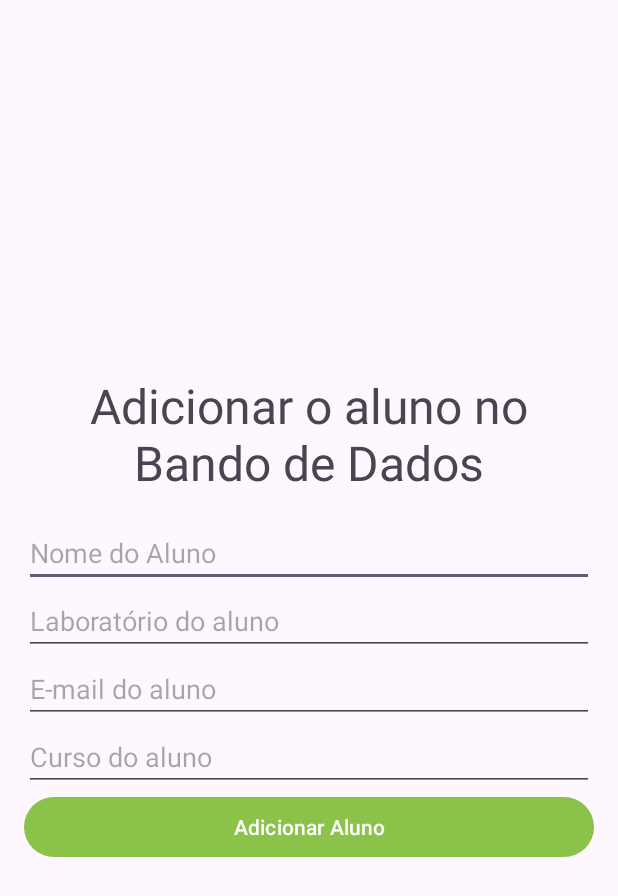
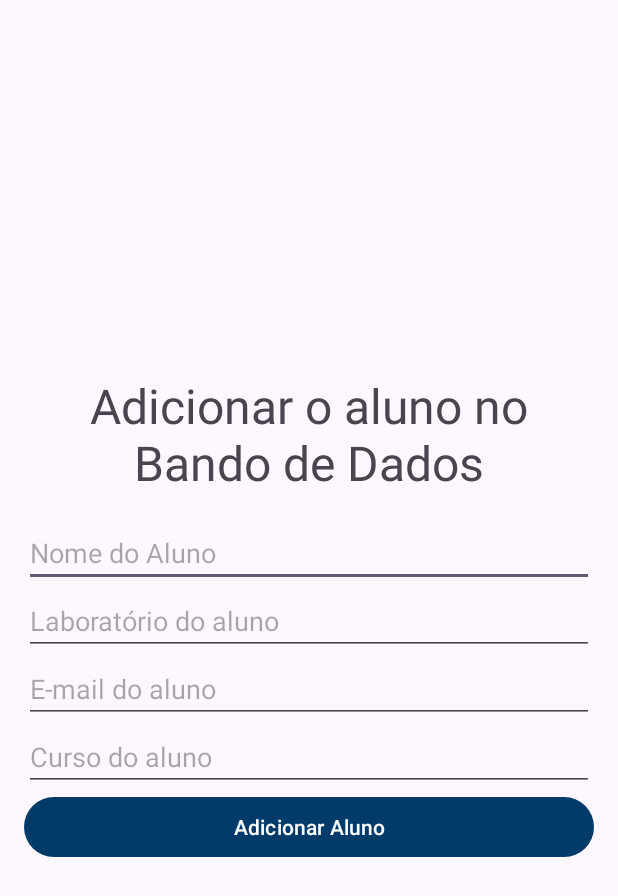
Before and after one commit to LourdesOshiroIgarashi/programacao-para-dispositivos-moveis, an Android app: the AdicionarAluno screen opened directly, with no data from a screen before it, on a phone screen of 412 x 824 dp. Shown: the top 896 px of the screen. Run offline under Robolectric (Android 15) with nearby library versions, the phone set to English and light mode, and no system bars; our stand-ins replace Firebase (no records; nobody signed in at launch, a user with empty details on screens opened directly).

Commit message:
adiciona strings

```diff
--- a/app/src/main/res/drawable/add_aluno.xml
+++ b/app/src/main/res/drawable/add_aluno.xml
@@ -1,4 +1,4 @@
-<vector android:height="24dp" android:tint="#000000"
+<vector android:height="24dp" android:tint="@color/all_black"
     android:viewportHeight="24" android:viewportWidth="24"
     android:width="24dp" xmlns:android="http://schemas.android.com/apk/res/android">
     <path android:fillColor="@android:color/white" android:pathData="M15,12c2.21,0 4,-1.79 4,-4s-1.79,-4 -4,-4 -4,1.79 -4,4 1.79,4 4,4zM6,10L6,7L4,7v3L1,10v2h3v3h2v-3h3v-2L6,10zM15,14c-2.67,0 -8,1.34 -8,4v2h16v-2c0,-2.66 -5.33,-4 -8,-4z"/>
--- a/app/src/main/res/drawable/baseline_logout_24.xml
+++ b/app/src/main/res/drawable/baseline_logout_24.xml
@@ -1,5 +1,5 @@
 <vector android:autoMirrored="true" android:height="16dp"
-    android:tint="#000000" android:viewportHeight="24"
+    android:tint="@color/all_black" android:viewportHeight="24"
     android:viewportWidth="24" android:width="16dp" xmlns:android="http://schemas.android.com/apk/res/android">
     <path android:fillColor="@android:color/white" android:pathData="M17,7l-1.41,1.41L18.17,11H8v2h10.17l-2.58,2.58L17,17l5,-5zM4,5h8V3H4c-1.1,0 -2,0.9 -2,2v14c0,1.1 0.9,2 2,2h8v-2H4V5z"/>
 </vector>
--- a/app/src/main/res/drawable/baseline_manage_accounts_24.xml
+++ b/app/src/main/res/drawable/baseline_manage_accounts_24.xml
@@ -1,4 +1,4 @@
-<vector android:height="16dp" android:tint="#FFFFFF"
+<vector android:height="16dp" android:tint="@color/white"
     android:viewportHeight="24" android:viewportWidth="24"
     android:width="16dp" xmlns:android="http://schemas.android.com/apk/res/android">
     <path android:fillColor="@android:color/white" android:pathData="M10,8m-4,0a4,4 0,1 1,8 0a4,4 0,1 1,-8 0"/>
--- a/app/src/main/res/drawable/baseline_person_add_24.xml
+++ b/app/src/main/res/drawable/baseline_person_add_24.xml
@@ -1,4 +1,4 @@
-<vector android:height="24dp" android:tint="#FFFFFF"
+<vector android:height="24dp" android:tint="@color/white"
     android:viewportHeight="24" android:viewportWidth="24"
     android:width="24dp" xmlns:android="http://schemas.android.com/apk/res/android">
     <path android:fillColor="@android:color/white" android:pathData="M15,12c2.21,0 4,-1.79 4,-4s-1.79,-4 -4,-4 -4,1.79 -4,4 1.79,4 4,4zM6,10L6,7L4,7v3L1,10v2h3v3h2v-3h3v-2L6,10zM15,14c-2.67,0 -8,1.34 -8,4v2h16v-2c0,-2.66 -5.33,-4 -8,-4z"/>
--- a/app/src/main/res/drawable/baseline_photo_camera_24.xml
+++ b/app/src/main/res/drawable/baseline_photo_camera_24.xml
@@ -1,4 +1,4 @@
-<vector android:height="16dp" android:tint="#FFFFFF"
+<vector android:height="16dp" android:tint="@color/white"
     android:viewportHeight="24" android:viewportWidth="24"
     android:width="16dp" xmlns:android="http://schemas.android.com/apk/res/android">
     <path android:fillColor="@android:color/white" android:pathData="M12,12m-3.2,0a3.2,3.2 0,1 1,6.4 0a3.2,3.2 0,1 1,-6.4 0"/>
--- a/app/src/main/res/drawable/baseline_upload_24.xml
+++ b/app/src/main/res/drawable/baseline_upload_24.xml
@@ -1,4 +1,4 @@
-<vector android:height="16dp" android:tint="#FFFFFF"
+<vector android:height="16dp" android:tint="@color/white"
     android:viewportHeight="24" android:viewportWidth="24"
     android:width="16dp" xmlns:android="http://schemas.android.com/apk/res/android">
     <path android:fillColor="@android:color/white" android:pathData="M5,20h14v-2H5V20zM5,10h4v6h6v-6h4l-7,-7L5,10z"/>
--- a/app/src/main/res/drawable/baseline_view_list_24.xml
+++ b/app/src/main/res/drawable/baseline_view_list_24.xml
@@ -1,5 +1,5 @@
 <vector android:autoMirrored="true" android:height="24dp"
-    android:tint="#FFFFFF" android:viewportHeight="24"
+    android:tint="@color/white" android:viewportHeight="24"
     android:viewportWidth="24" android:width="24dp" xmlns:android="http://schemas.android.com/apk/res/android">
     <path android:fillColor="@android:color/white" android:pathData="M3,14h4v-4H3V14zM3,19h4v-4H3V19zM3,9h4V5H3V9zM8,14h13v-4H8V14zM8,19h13v-4H8V19zM8,5v4h13V5H8z"/>
 </vector>
--- a/app/src/main/res/layout/activity_adicionar_aluno.xml
+++ b/app/src/main/res/layout/activity_adicionar_aluno.xml
@@ -13,36 +13,36 @@
         android:gravity="center"
         android:layout_width="wrap_content"
         android:layout_height="wrap_content"
-        android:text="Adicionar o aluno no Bando de Dados"
+        android:text= "@string/adicionar_aluno_banco"
         android:textSize="32sp"/>
     <EditText
         android:id="@+id/nomeAluno"
         android:layout_marginTop="16dp"
         android:layout_width="match_parent"
         android:layout_height="wrap_content"
-        android:hint="Nome do Aluno"/>
+        android:hint="@string/nome_aluno"/>
     <EditText
         android:id="@+id/laboratorioAluno"
         android:layout_width="match_parent"
         android:layout_height="wrap_content"
-        android:hint="Laboratório do aluno"/>
+        android:hint="@string/laboratorio_aluno"/>
     <EditText
         android:id="@+id/emailAluno"
         android:layout_width="match_parent"
         android:layout_height="wrap_content"
-        android:hint="E-mail do aluno"/>
+        android:hint="@string/email_aluno"/>
     <EditText
         android:id="@+id/cursoAluno"
         android:layout_width="match_parent"
         android:layout_height="wrap_content"
-        android:hint="Curso do aluno"/>
+        android:hint="@string/curso_aluno"/>
 
     <Button
         android:id="@+id/btnSalvarAluno"
         android:layout_width="match_parent"
         android:layout_height="wrap_content"
         android:onClick="SalvarDados"
-        android:text="Adicionar Aluno" />
+        android:text="@string/adicionar_aluno"/>
 
 
 </LinearLayout>
--- a/app/src/main/res/menu/menu.xml
+++ b/app/src/main/res/menu/menu.xml
@@ -4,12 +4,12 @@
 
     <item
         android:id="@+id/logout"
-        android:title="Logout"
+        android:title="@string/logout"
         app:showAsAction="never" />
 
     <item
         android:id="@+id/config"
-        android:title="Configurações"
+        android:title="@string/configuracoes"
         app:showAsAction="never" />
 
 </menu>
--- a/app/src/main/res/values/themes.xml
+++ b/app/src/main/res/values/themes.xml
@@ -5,7 +5,7 @@
         <!-- <item name="colorPrimary">@color/my_light_primary</item> -->
         <item name="windowActionBar">false</item>
         <item name="windowNoTitle">true</item>
-        <item name="colorPrimary">#8BC34A</item>
+        <item name="colorPrimary">@color/azul_escuro</item>
         <item name="colorPrimaryDark">@color/mid</item>
     </style>
 
```
Also changed, not shown: app/src/main/res/values/strings.xml (+34 -1 lines), 2 other files.
